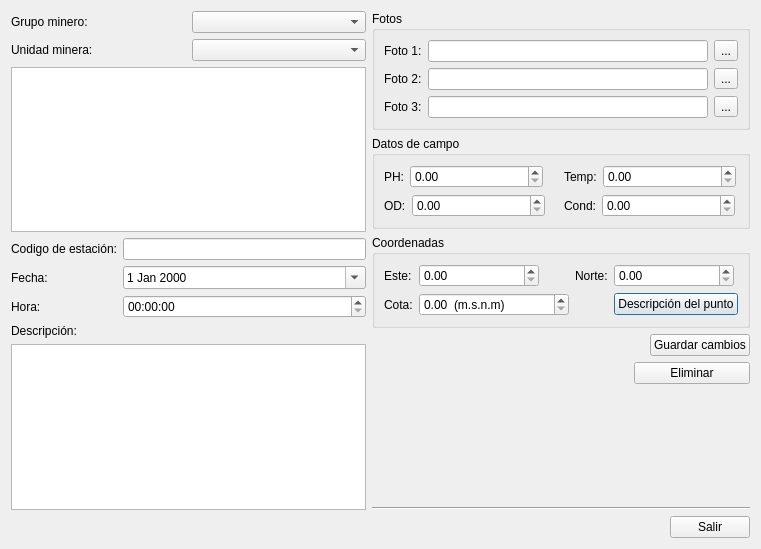
Qt form editdatadialog.ui (lincolningaroca/SWDataMonitoreo) before a commit.
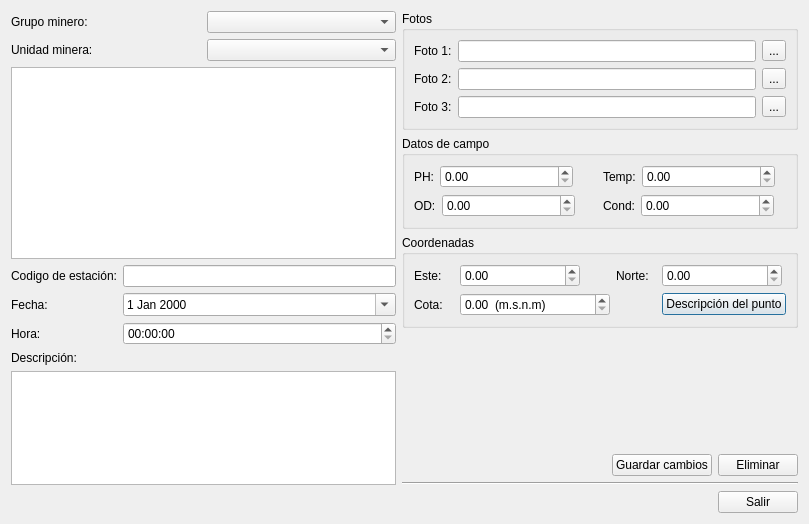
The same form after that commit. Icons and pictures are not drawn. Custom widgets are drawn as their Qt base class.

Diff of the .ui file:
```diff
--- a/editdatadialog.ui
+++ b/editdatadialog.ui
@@ -6,8 +6,8 @@
    <rect>
     <x>0</x>
     <y>0</y>
-    <width>761</width>
-    <height>549</height>
+    <width>809</width>
+    <height>524</height>
    </rect>
   </property>
   <property name="windowTitle">
@@ -78,6 +78,12 @@
        </item>
        <item row="0" column="0" colspan="2">
         <widget class="QTableView" name="twEstaciones">
+         <property name="sizePolicy">
+          <sizepolicy hsizetype="Expanding" vsizetype="Fixed">
+           <horstretch>0</horstretch>
+           <verstretch>0</verstretch>
+          </sizepolicy>
+         </property>
          <property name="selectionBehavior">
           <enum>QAbstractItemView::SelectRows</enum>
          </property>
@@ -435,9 +441,25 @@
       </widget>
      </item>
      <item>
-      <layout class="QHBoxLayout" name="horizontalLayout">
+      <spacer name="verticalSpacer">
+       <property name="orientation">
+        <enum>Qt::Vertical</enum>
+       </property>
+       <property name="sizeHint" stdset="0">
+        <size>
+         <width>20</width>
+         <height>40</height>
+        </size>
+       </property>
+      </spacer>
+     </item>
        <item>
-        <spacer name="horizontalSpacer">
+      <layout class="QHBoxLayout" name="horizontalLayout"/>
+     </item>
+     <item>
+      <layout class="QHBoxLayout" name="horizontalLayout_3">
+       <item>
+        <spacer name="horizontalSpacer_3">
          <property name="orientation">
           <enum>Qt::Horizontal</enum>
          </property>
@@ -466,28 +488,11 @@
          </property>
         </widget>
        </item>
-      </layout>
-     </item>
-     <item>
-      <layout class="QHBoxLayout" name="horizontalLayout_3">
-       <item>
-        <spacer name="horizontalSpacer_3">
-         <property name="orientation">
-          <enum>Qt::Horizontal</enum>
-         </property>
-         <property name="sizeHint" stdset="0">
-          <size>
-           <width>210</width>
-           <height>20</height>
-          </size>
-         </property>
-        </spacer>
-       </item>
        <item>
         <widget class="QPushButton" name="btnEliminar">
          <property name="minimumSize">
           <size>
-           <width>116</width>
+           <width>0</width>
            <height>0</height>
           </size>
          </property>
@@ -508,19 +513,6 @@
        </item>
       </layout>
      </item>
-     <item>
-      <spacer name="verticalSpacer">
-       <property name="orientation">
-        <enum>Qt::Vertical</enum>
-       </property>
-       <property name="sizeHint" stdset="0">
-        <size>
-         <width>20</width>
-         <height>40</height>
-        </size>
-       </property>
-      </spacer>
-     </item>
      <item>
       <widget class="Line" name="line">
        <property name="orientation">
```
Lines whose indentation alone changed are shown as unchanged.
